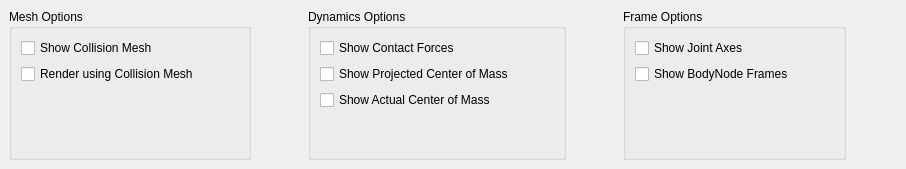
Old version of the form qtWidgets/ui/visualizer.ui in the repository golems/grip2.
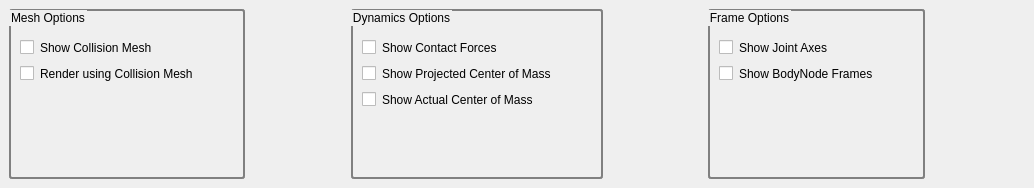
New version of the form.

Diff of the .ui file:
```diff
--- a/qtWidgets/ui/visualizer.ui
+++ b/qtWidgets/ui/visualizer.ui
@@ -6,8 +6,8 @@
    <rect>
     <x>0</x>
     <y>0</y>
-    <width>906</width>
-    <height>169</height>
+    <width>1034</width>
+    <height>188</height>
    </rect>
   </property>
   <property name="windowTitle">
@@ -17,14 +17,25 @@
    <layout class="QHBoxLayout" name="horizontalLayout_8">
     <item>
      <widget class="QGroupBox" name="groupBox">
+      <property name="styleSheet">
+       <string notr="true">border: 2px solid gray; 
+     border-radius: 3px; </string>
+      </property>
       <property name="title">
        <string>Mesh Options</string>
       </property>
       <layout class="QVBoxLayout" name="verticalLayout">
+       <property name="topMargin">
+        <number>27</number>
+       </property>
        <item>
         <layout class="QHBoxLayout" name="horizontalLayout_2">
          <item>
           <widget class="QCheckBox" name="checkBox">
+           <property name="styleSheet">
+            <string notr="true">border: 0px solid gray; 
+     border-radius: 3px; </string>
+           </property>
            <property name="text">
             <string>Show Collision Mesh</string>
            </property>
@@ -49,6 +60,10 @@
         <layout class="QHBoxLayout" name="horizontalLayout">
          <item>
           <widget class="QCheckBox" name="checkBox_2">
+           <property name="styleSheet">
+            <string notr="true">border: 0px solid gray; 
+     border-radius: 3px; </string>
+           </property>
            <property name="text">
             <string>Render using Collision Mesh</string>
            </property>
@@ -100,14 +115,25 @@
     </item>
     <item>
      <widget class="QGroupBox" name="groupBox_2">
+      <property name="styleSheet">
+       <string notr="true">border: 2px solid gray; 
+     border-radius: 3px; </string>
+      </property>
       <property name="title">
        <string>Dynamics Options</string>
       </property>
       <layout class="QVBoxLayout" name="verticalLayout_2">
+       <property name="topMargin">
+        <number>27</number>
+       </property>
        <item>
         <layout class="QHBoxLayout" name="horizontalLayout_3">
          <item>
           <widget class="QCheckBox" name="checkBox_3">
+           <property name="styleSheet">
+            <string notr="true">border: 0px solid gray; 
+     border-radius: 3px; </string>
+           </property>
            <property name="text">
             <string>Show Contact Forces</string>
            </property>
@@ -132,6 +158,10 @@
         <layout class="QHBoxLayout" name="horizontalLayout_4">
          <item>
           <widget class="QCheckBox" name="checkBox_4">
+           <property name="styleSheet">
+            <string notr="true">border: 0px solid gray; 
+     border-radius: 3px; </string>
+           </property>
            <property name="text">
             <string>Show Projected Center of Mass</string>
            </property>
@@ -156,6 +186,10 @@
         <layout class="QHBoxLayout" name="horizontalLayout_5">
          <item>
           <widget class="QCheckBox" name="checkBox_7">
+           <property name="styleSheet">
+            <string notr="true">border: 0px solid gray; 
+     border-radius: 3px; </string>
+           </property>
            <property name="text">
             <string>Show Actual Center of Mass</string>
            </property>
@@ -207,14 +241,25 @@
     </item>
     <item>
      <widget class="QGroupBox" name="groupBox_3">
+      <property name="styleSheet">
+       <string notr="true">border: 2px solid gray; 
+     border-radius: 3px; </string>
+      </property>
       <property name="title">
        <string>Frame Options</string>
       </property>
       <layout class="QVBoxLayout" name="verticalLayout_3">
+       <property name="topMargin">
+        <number>27</number>
+       </property>
        <item>
         <layout class="QHBoxLayout" name="horizontalLayout_6">
          <item>
           <widget class="QCheckBox" name="checkBox_5">
+           <property name="styleSheet">
+            <string notr="true">border: 0px solid gray; 
+     border-radius: 3px; </string>
+           </property>
            <property name="text">
             <string>Show Joint Axes</string>
            </property>
@@ -239,6 +284,10 @@
         <layout class="QHBoxLayout" name="horizontalLayout_7">
          <item>
           <widget class="QCheckBox" name="checkBox_6">
+           <property name="styleSheet">
+            <string notr="true">border: 0px solid gray; 
+     border-radius: 3px; </string>
+           </property>
            <property name="text">
             <string>Show BodyNode Frames</string>
            </property>
```
